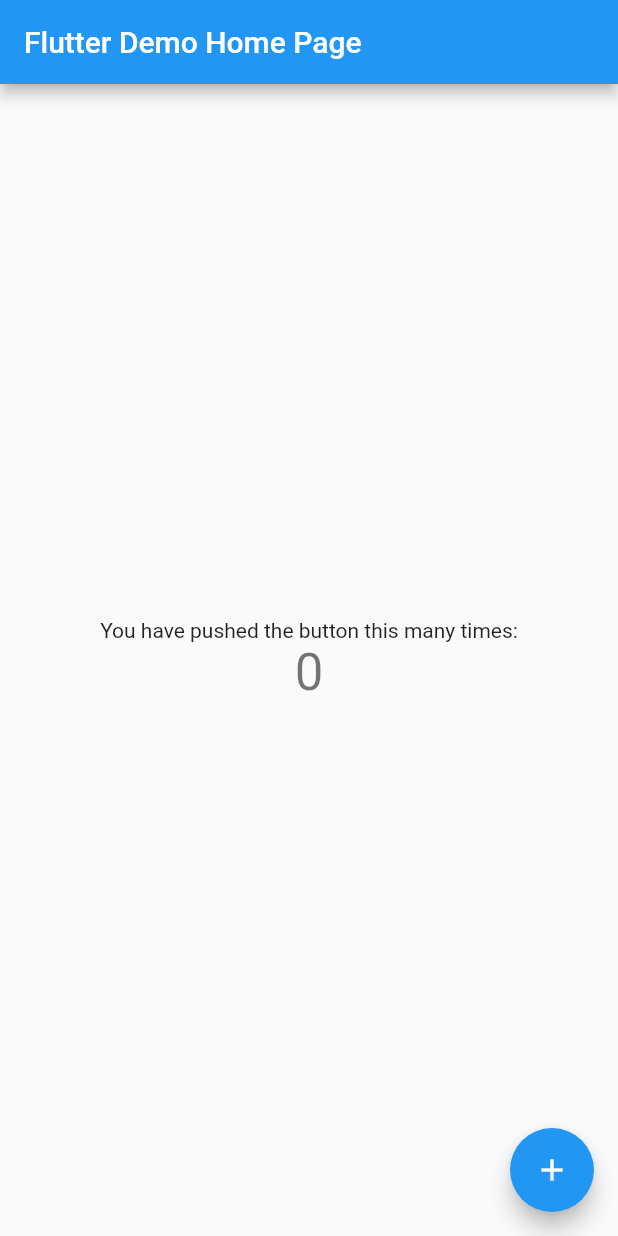
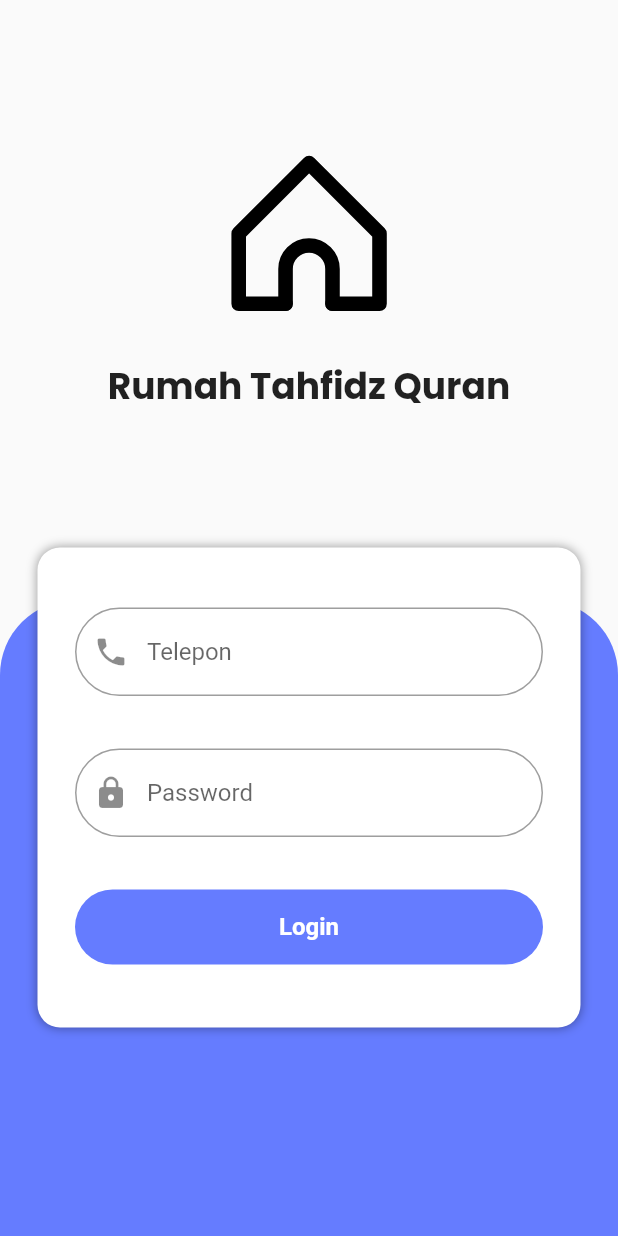
Before and after one commit to hakim-asrori/Implementasi-PPB-Di-Projek, a Flutter app: the screen it shows after launch, on a phone screen of 412 x 824 dp. Run offline on Flutter 3.47's test engine with Material 2 defaults, Android fonts, the phone set to English and light mode, and no system bars; our stand-ins replace get, google_fonts, lottie, rflutter_alert, sn_progress_dialog; missing offline and left inert: sp_util.

Commit message:
Praktikum 8 - Implementasi API dengan Flutter

```diff
--- /dev/null
+++ b/rtq_mobile/lib/api/remote.dart
@@ -0,0 +1,17 @@
+import 'dart:io';
+
+import 'package:get/get.dart';
+
+class Remote extends GetConnect {
+  String url = 'http://api.rtq-freelance.my.id/api-v1/';
+
+  Future<Response> getAll(String prefix, String token) => get(url+prefix, headers: {HttpHeaders.authorizationHeader: token});
+
+  Future<Response> auth(String prefix, Map data) => post(url+prefix, data);
+
+  Future<Response> create(String prefix, Map data) => post(url+prefix, data);
+
+  Future<Response> update(String prefix, Map data) => put(url+prefix, data);
+
+  Future<Response> remove(String prefix, Map data) => delete(url+prefix);
+}
--- /dev/null
+++ b/rtq_mobile/lib/controllers/auth_controller.dart
@@ -0,0 +1,57 @@
+import 'package:flutter/cupertino.dart';
+import 'package:get/get.dart';
+import 'package:rflutter_alert/rflutter_alert.dart';
+import 'package:rtq_mobile/api/remote.dart';
+import 'package:rtq_mobile/models/user.dart';
+import 'package:rtq_mobile/views/home_screen.dart';
+import 'package:sn_progress_dialog/progress_dialog.dart';
+import 'package:sp_util/sp_util.dart';
+
+class AuthController extends GetxController {
+  final remote = Remote();
+
+  final teleponController = TextEditingController();
+  final passwordController = TextEditingController();
+  dynamic context = BuildContext;
+
+  // @override
+  // void onInit() {
+  //   super.onInit();
+  //   loginProses();
+  // }
+
+  void loginProses() async {
+    ProgressDialog progressDialog = ProgressDialog(context: context);
+    progressDialog.show(max: 100, msg: "Harap tunggu...");
+
+    Response response = await remote.auth("login", {
+      'no_hp': teleponController.text,
+      'password': passwordController.text
+    });
+
+    progressDialog.close();
+
+    if (response.statusCode == 200) {
+      final userModel = userFromJson(response.body);
+      var idRole = userModel.idRole!;
+      var token = userModel.token;
+      var telepon = userModel.noHp;
+      var keterangan = userModel.keterangan;
+
+
+      SpUtil.putString('token', token!);
+      SpUtil.putString('telepon', telepon!);
+      SpUtil.putString('keterangan', keterangan!);
+      SpUtil.putBool('status', true);
+
+      if (int.parse(idRole) == 3) {
+        Get.off(HomeScreen(telepon: telepon, token: token));
+      } else if (int.parse(idRole) == 4) {
+        Get.off(HomeScreen(telepon: telepon, token: token));
+      }
+
+    } else {
+      Alert(context: context, title: "Login gagal!!!", type: AlertType.error).show();
+    }
+  }
+}
--- a/rtq_mobile/lib/main.dart
+++ b/rtq_mobile/lib/main.dart
@@ -1,115 +1,27 @@
 import 'package:flutter/material.dart';
+import 'package:get/get.dart';
+import 'package:rtq_mobile/views/auth/auth_screen.dart';
+import 'package:rtq_mobile/views/home_screen.dart';
+import 'package:sp_util/sp_util.dart';
 
-void main() {
+void main() async {
+  WidgetsFlutterBinding.ensureInitialized();
+  await SpUtil.getInstance();
   runApp(const MyApp());
 }
 
 class MyApp extends StatelessWidget {
   const MyApp({Key? key}) : super(key: key);
 
-  // This widget is the root of your application.
   @override
   Widget build(BuildContext context) {
-    return MaterialApp(
-      title: 'Flutter Demo',
+    return GetMaterialApp(
+      title: 'RTQ',
       theme: ThemeData(
-        // This is the theme of your application.
-        //
-        // Try running your application with "flutter run". You'll see the
-        // application has a blue toolbar. Then, without quitting the app, try
-        // changing the primarySwatch below to Colors.green and then invoke
-        // "hot reload" (press "r" in the console where you ran "flutter run",
-        // or simply save your changes to "hot reload" in a Flutter IDE).
-        // Notice that the counter didn't reset back to zero; the application
-        // is not restarted.
         primarySwatch: Colors.blue,
       ),
-      home: const MyHomePage(title: 'Flutter Demo Home Page'),
+      debugShowCheckedModeBanner: false,
+      home: (SpUtil.getBool('status') != true) ? AuthScreen() : HomeScreen(telepon: SpUtil.getString('telepon')!, token: SpUtil.getString('token')!,),
     );
   }
 }
-
-class MyHomePage extends StatefulWidget {
-  const MyHomePage({Key? key, required this.title}) : super(key: key);
-
-  // This widget is the home page of your application. It is stateful, meaning
-  // that it has a State object (defined below) that contains fields that affect
-  // how it looks.
-
-  // This class is the configuration for the state. It holds the values (in this
-  // case the title) provided by the parent (in this case the App widget) and
-  // used by the build method of the State. Fields in a Widget subclass are
-  // always marked "final".
-
-  final String title;
-
-  @override
-  State<MyHomePage> createState() => _MyHomePageState();
-}
-
-class _MyHomePageState extends State<MyHomePage> {
-  int _counter = 0;
-
-  void _incrementCounter() {
-    setState(() {
-      // This call to setState tells the Flutter framework that something has
-      // changed in this State, which causes it to rerun the build method below
-      // so that the display can reflect the updated values. If we changed
-      // _counter without calling setState(), then the build method would not be
-      // called again, and so nothing would appear to happen.
-      _counter++;
-    });
-  }
-
-  @override
-  Widget build(BuildContext context) {
-    // This method is rerun every time setState is called, for instance as done
-    // by the _incrementCounter method above.
-    //
-    // The Flutter framework has been optimized to make rerunning build methods
-    // fast, so that you can just rebuild anything that needs updating rather
-    // than having to individually change instances of widgets.
-    return Scaffold(
-      appBar: AppBar(
-        // Here we take the value from the MyHomePage object that was created by
-        // the App.build method, and use it to set our appbar title.
-        title: Text(widget.title),
-      ),
-      body: Center(
-        // Center is a layout widget. It takes a single child and positions it
-        // in the middle of the parent.
-        child: Column(
-          // Column is also a layout widget. It takes a list of children and
-          // arranges them vertically. By default, it sizes itself to fit its
-          // children horizontally, and tries to be as tall as its parent.
-          //
-          // Invoke "debug painting" (press "p" in the console, choose the
-          // "Toggle Debug Paint" action from the Flutter Inspector in Android
-          // Studio, or the "Toggle Debug Paint" command in Visual Studio Code)
-          // to see the wireframe for each widget.
-          //
-          // Column has various properties to control how it sizes itself and
-          // how it positions its children. Here we use mainAxisAlignment to
-          // center the children vertically; the main axis here is the vertical
-          // axis because Columns are vertical (the cross axis would be
-          // horizontal).
-          mainAxisAlignment: MainAxisAlignment.center,
-          children: <Widget>[
-            const Text(
-              'You have pushed the button this many times:',
-            ),
-            Text(
-              '$_counter',
-              style: Theme.of(context).textTheme.headline4,
-            ),
-          ],
-        ),
-      ),
-      floatingActionButton: FloatingActionButton(
-        onPressed: _incrementCounter,
-        tooltip: 'Increment',
-        child: const Icon(Icons.add),
-      ), // This trailing comma makes auto-formatting nicer for build methods.
-    );
-  }
-}
--- /dev/null
+++ b/rtq_mobile/lib/views/auth/auth_screen.dart
@@ -0,0 +1,134 @@
+import 'package:flutter/material.dart';
+import 'package:get/get.dart';
+import 'package:google_fonts/google_fonts.dart';
+import 'package:lottie/lottie.dart';
+import 'package:rtq_mobile/api/remote.dart';
+import 'package:rtq_mobile/controllers/auth_controller.dart';
+
+class AuthScreen extends StatelessWidget {
+  final _formKey = GlobalKey<FormState>();
+  final authController = Get.put(AuthController());
+
+  @override
+  Widget build(BuildContext context) {
+    final teleponInput = TextFormField(
+      controller: authController.teleponController,
+      keyboardType: TextInputType.phone,
+      decoration: InputDecoration(
+        hintText: 'Telepon',
+        prefixIcon: Icon(Icons.phone),
+        border: OutlineInputBorder(borderRadius: BorderRadius.circular(50))
+      ),
+      validator: (value) {
+        if (value == null || value.isEmpty) {
+          return "Harap masukan no telepon!";
+        }
+        return null;
+      },
+    );
+
+    final passwordInput = TextFormField(
+      controller: authController.passwordController,
+      obscureText: true,
+      decoration: InputDecoration(
+        hintText: 'Password',
+        prefixIcon: Icon(Icons.lock),
+        border: OutlineInputBorder(borderRadius: BorderRadius.circular(50))
+      ),
+      validator: (value) {
+        if (value == null || value.isEmpty) {
+          return "Harap masukan no password!";
+        }
+        return null;
+      },
+    );
+
+    final loginButton = FlatButton(
+      color: Color.fromARGB(255, 101, 124, 255),
+      height: 50,
+      shape: RoundedRectangleBorder(
+        borderRadius: BorderRadius.circular(50),
+      ),
+      onPressed: () {
+        if (_formKey.currentState!.validate()) {
+          authController.context = context;
+          authController.loginProses();
+        }
+      },
+      child: Text(
+        "Login",
+        style: TextStyle(
+            color: Colors.white, fontSize: 16, fontWeight: FontWeight.w600),
+      ),
+    );
+
+    return Scaffold(
+      body: SingleChildScrollView(
+        child: Stack(
+          alignment: Alignment.center,
+          children: [
+            Positioned(child: Container(
+              margin: EdgeInsets.only(top: 400),
+              width: double.infinity,
+              height: 450,
+              decoration: BoxDecoration(
+                color: Color.fromARGB(255, 101, 124, 255),
+                borderRadius: BorderRadius.only(
+                  topRight: Radius.circular(50),
+                  topLeft: Radius.circular(50),
+                )
+              ),
+            )),
+            Positioned(top: 50, child: Container(
+              padding: EdgeInsets.all(40),
+              child: Column(
+                children: [
+                  Container(
+                    child: Lottie.asset('assets/splash.json'),
+                    width: 150,
+                    height: 150,
+                  ),
+                  Text(
+                    "Rumah Tahfidz Quran",
+                    style: GoogleFonts.poppins(
+                      fontSize: 24,
+                      fontWeight: FontWeight.bold
+                    ),
+                  )
+                ],
+              ),
+            )),
+            Container(
+              padding: EdgeInsets.symmetric(horizontal: 1, vertical: 5),
+              margin: EdgeInsets.only(top: 200, left: 25, right: 25),
+              width: double.infinity,
+              height: 320,
+              decoration: BoxDecoration(
+                color: Colors.white,
+                borderRadius: BorderRadius.circular(15),
+                boxShadow: [
+                    BoxShadow(
+                    color: Colors.black38,
+                    spreadRadius: 0.1,
+                    blurRadius: 5
+                  )
+                ]
+              ),
+              child: Form(key: _formKey, child: ListView(
+                padding: EdgeInsets.only(left: 24.0, right: 24.0),
+                children: <Widget>[
+                  SizedBox(height: 35),
+                  teleponInput,
+                  SizedBox(height: 35),
+                  passwordInput,
+                  SizedBox(height: 35),
+                  loginButton,
+                ],
+              )),
+            ),
+          ],
+        ),
+      ),
+    );
+  }
+}
```
Also changed, not shown: rtq_mobile/assets/splash.json (added, +1 -0 lines), rtq_mobile/lib/controllers/home_controller.dart (added, +33 -0 lines), rtq_mobile/lib/models/user.dart (added, +81 -0 lines), rtq_mobile/lib/models/user_after_login.dart (added, +53 -0 lines), rtq_mobile/lib/views/home_screen.dart (added, +222 -0 lines), rtq_mobile/pubspec.yaml (+9 -2 lines), rtq_mobile/pubspec.lock.
